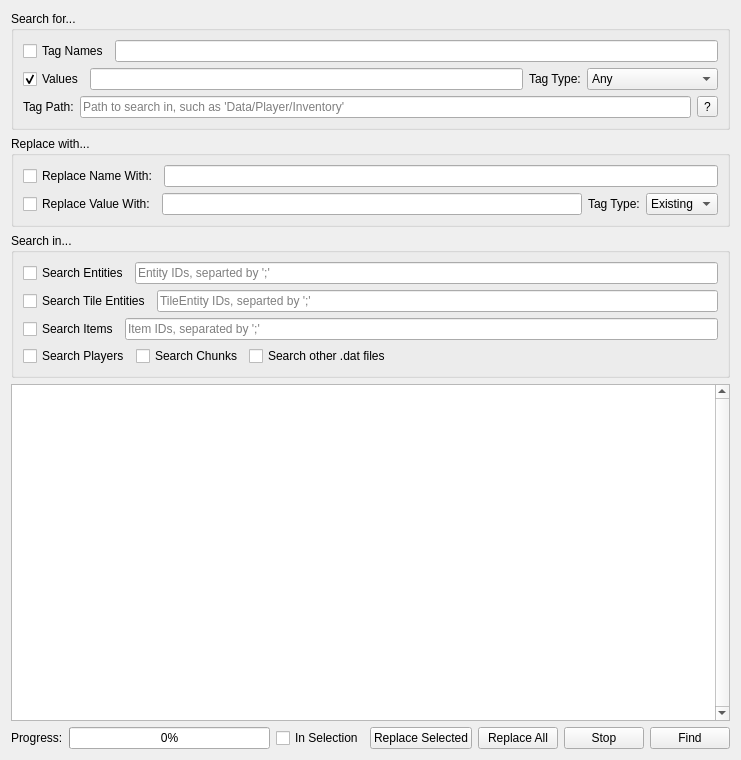
Qt form src/mcedit2/ui/find_replace_nbt.ui (mcedit/mcedit2) before a commit.
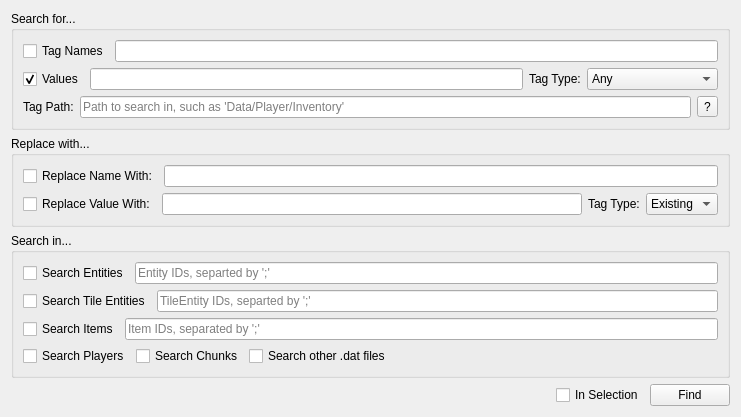
The same form after that commit.

Commit message:
More work on NBT find/replace
Find/replace settings are saved and loaded
Checkboxes are sync'd with field contents
Find results are shown in a separate dock widget
Result entries unambiguously point to an entity or tile entity

The edit to the form file:
```diff
--- a/src/mcedit2/ui/find_replace_nbt.ui
+++ b/src/mcedit2/ui/find_replace_nbt.ui
@@ -7,7 +7,7 @@
     <x>0</x>
     <y>0</y>
     <width>741</width>
-    <height>760</height>
+    <height>394</height>
    </rect>
   </property>
   <property name="windowTitle">
@@ -364,31 +364,20 @@
      </layout>
     </widget>
    </item>
-   <item>
-    <widget class="QTableView" name="resultsView">
-     <property name="verticalScrollBarPolicy">
-      <enum>Qt::ScrollBarAlwaysOn</enum>
-     </property>
-     <attribute name="horizontalHeaderStretchLastSection">
-      <bool>true</bool>
-     </attribute>
-    </widget>
-   </item>
    <item>
     <layout class="QHBoxLayout" name="horizontalLayout_21">
      <item>
-      <widget class="QLabel" name="label_11">
-       <property name="text">
-        <string>Progress:</string>
+      <spacer name="horizontalSpacer">
+       <property name="orientation">
+        <enum>Qt::Horizontal</enum>
        </property>
-      </widget>
-     </item>
-     <item>
-      <widget class="QProgressBar" name="progressBar">
-       <property name="value">
-        <number>0</number>
+       <property name="sizeHint" stdset="0">
+        <size>
+         <width>40</width>
+         <height>20</height>
+        </size>
        </property>
-      </widget>
+      </spacer>
      </item>
      <item>
       <widget class="QCheckBox" name="inSelectionCheckbox">
@@ -403,27 +392,6 @@
        </property>
       </widget>
      </item>
-     <item>
-      <widget class="QPushButton" name="replaceSelectedButton">
-       <property name="text">
-        <string>Replace Selected</string>
-       </property>
-      </widget>
-     </item>
-     <item>
-      <widget class="QPushButton" name="replaceAllButton">
-       <property name="text">
-        <string>Replace All</string>
-       </property>
-      </widget>
-     </item>
-     <item>
-      <widget class="QPushButton" name="stopButton">
-       <property name="text">
-        <string>Stop</string>
-       </property>
-      </widget>
-     </item>
      <item>
       <widget class="QPushButton" name="findButton">
        <property name="text">
```
The commit also changes 3 other files.
